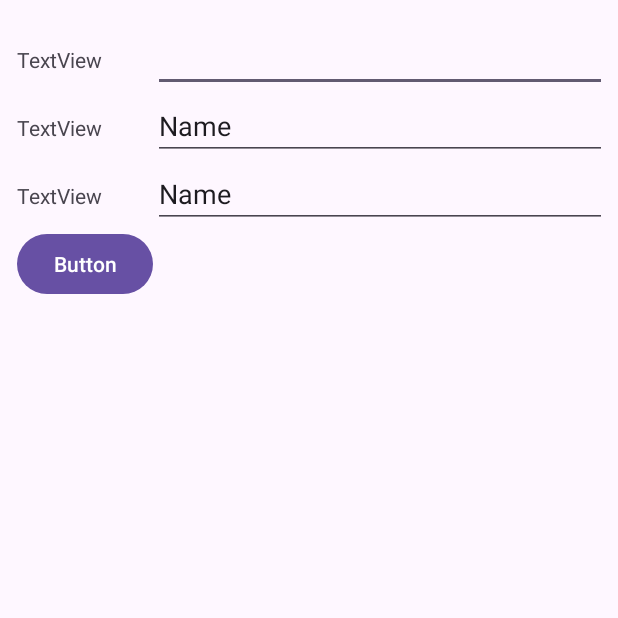
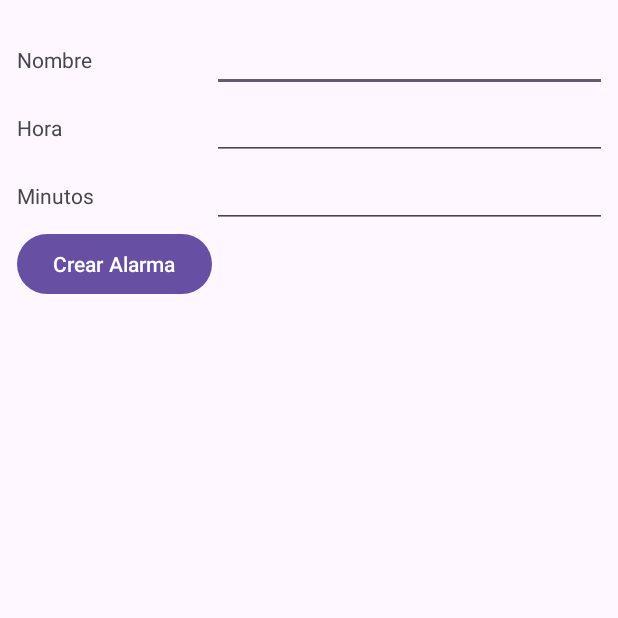
Before and after one commit to DavidFernandezSuco/tarea1PMDM, an Android app: the CrearAlarma screen opened directly, with no data from a screen before it, on a phone screen of 412 x 824 dp, the top half of it. Run offline under Robolectric (Android 15) with nearby library versions, the light colour scheme and no system bars.

Commit message:
avanzar hasta actividad 2

```diff
--- a/app/src/main/res/layout/activity_crear_alarma.xml
+++ b/app/src/main/res/layout/activity_crear_alarma.xml
@@ -23,7 +23,7 @@
                 android:id="@+id/textViewAlarmaNombre"
                 android:layout_width="wrap_content"
                 android:layout_height="wrap_content"
-                android:text="TextView" />
+                android:text="@string/textViewAlarmaNombre" />
 
             <EditText
                 android:id="@+id/editTextAlarmaNombre"
@@ -38,18 +38,17 @@
             android:layout_height="match_parent" >
 
             <TextView
-                android:id="@+id/textView"
+                android:id="@+id/textViewHoraAlarma"
                 android:layout_width="wrap_content"
                 android:layout_height="wrap_content"
-                android:text="TextView" />
+                android:text="@string/textViewHoraAlarma" />
 
             <EditText
-                android:id="@+id/editTextText2"
+                android:id="@+id/editTextHoraAlarma"
                 android:layout_width="wrap_content"
                 android:layout_height="wrap_content"
                 android:ems="10"
-                android:inputType="text"
-                android:text="Name" />
+                android:inputType="text" />
         </TableRow>
 
         <TableRow
@@ -57,18 +56,17 @@
             android:layout_height="match_parent" >
 
             <TextView
-                android:id="@+id/textView3"
+                android:id="@+id/textViewMinutosAlarma"
                 android:layout_width="wrap_content"
                 android:layout_height="wrap_content"
-                android:text="TextView" />
+                android:text="@string/textViewMinutosAlarma" />
 
             <EditText
-                android:id="@+id/editTextText3"
+                android:id="@+id/editTextMinutosAlarma"
                 android:layout_width="wrap_content"
                 android:layout_height="wrap_content"
                 android:ems="10"
-                android:inputType="text"
-                android:text="Name" />
+                android:inputType="text" />
         </TableRow>
 
         <TableRow
@@ -76,10 +74,10 @@
             android:layout_height="match_parent">
 
             <Button
-                android:id="@+id/button"
+                android:id="@+id/buttonCrearAlarma"
                 android:layout_width="match_parent"
                 android:layout_height="wrap_content"
-                android:text="Button" />
+                android:text="@string/buttonAlarmaCrear" />
         </TableRow>
     </TableLayout>
 </androidx.constraintlayout.widget.ConstraintLayout>
--- a/app/src/main/res/values/strings.xml
+++ b/app/src/main/res/values/strings.xml
@@ -6,5 +6,9 @@
     <string name="buttonCredentiales">Modificar Credenciales</string>
     <string name="textViewBienvenida">Bienvenido </string>
     <string name="buttonAlarma">Poner Alarma</string>
+    <string name = "textViewAlarmaNombre">Nombre</string>
+    <string name = "textViewHoraAlarma">Hora</string>
+    <string name = "textViewMinutosAlarma">Minutos</string>
+    <string name = "buttonAlarmaCrear">Crear Alarma</string>
 
 </resources>
```
